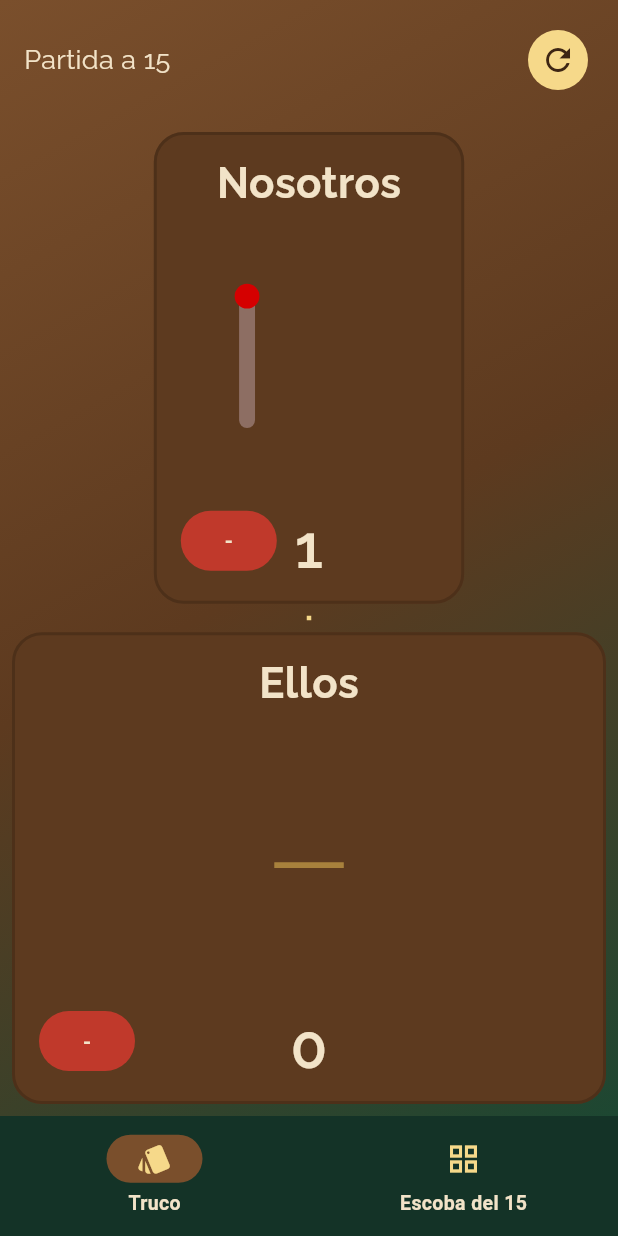
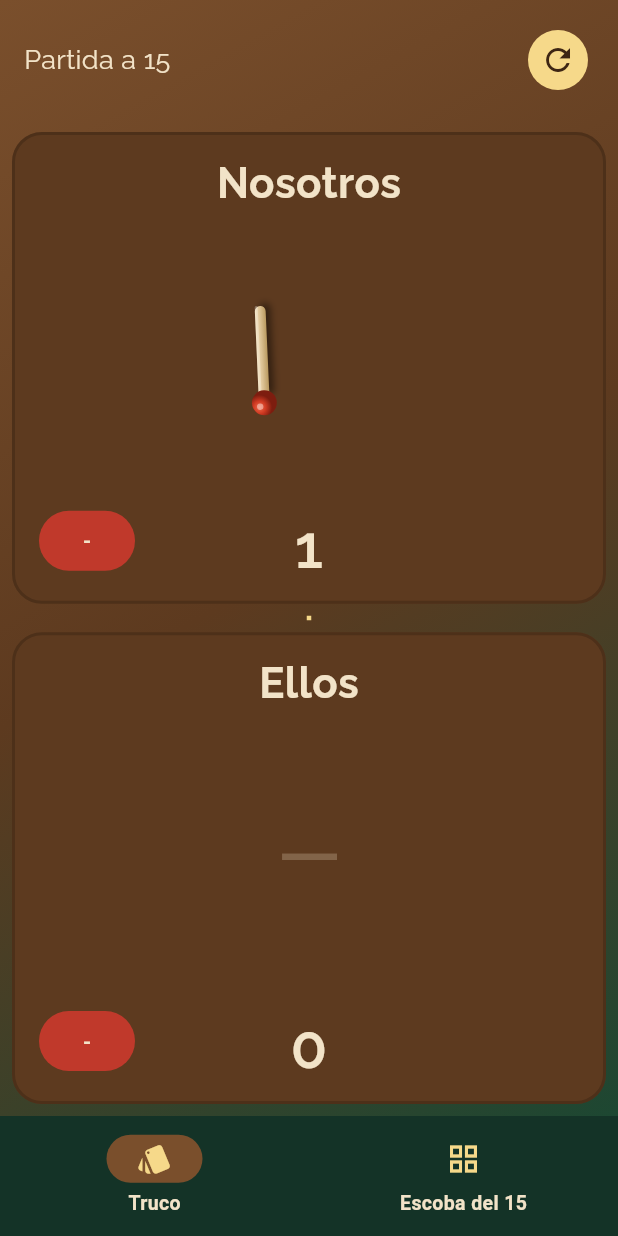
Before and after one commit to T4toh/contador-de-truco, a Flutter app: the screen it shows after launch, after a tap on "A MALAS", after a tap on "Nosotros", on a phone screen of 412 x 824 dp. Run offline on Flutter 3.47's test engine with Material 3 defaults, Android fonts, the phone set to English and light mode, and no system bars; our stand-ins replace google_fonts, shared_preferences.

Commit message:
feat(fosforos): dibujo con volumen y layout medido, sin FittedBox

```diff
--- a/lib/truco/truco_counter.dart
+++ b/lib/truco/truco_counter.dart
@@ -439,7 +439,7 @@
                 Expanded(
                   child: ScaleTransition(
                     scale: _scaleAnimation,
-                    child: MatchstickCounter(points: score, groupsPerRow: 3),
+                    child: MatchstickCounter(points: score),
                   ),
                 ),
                 Padding(
--- a/lib/widgets/matchstick_counter.dart
+++ b/lib/widgets/matchstick_counter.dart
@@ -1,148 +1,186 @@
+import 'dart:math' as math;
+
 import 'package:flutter/material.dart';
-import 'package:google_fonts/google_fonts.dart';
 
+import '../theme/mesa_colors.dart';
+import 'matchstick_layout.dart';
+
+/// Dibuja el puntaje como fósforos: grupos de 5 (cuatro lados de un
+/// cuadrado más la diagonal), igual que anotando en un papel.
 class MatchstickCounter extends StatelessWidget {
   final int points;
-  final int groupsPerRow;
 
-  const MatchstickCounter({
-    super.key,
-    required this.points,
-    this.groupsPerRow = 1,
-  });
+  const MatchstickCounter({super.key, required this.points});
 
   @override
   Widget build(BuildContext context) {
-    if (points == 0) {
+    if (points <= 0) {
       return Center(
         child: Text(
           '—',
-          style: GoogleFonts.raleway(
-            fontSize: 60,
-            color: Theme.of(context).colorScheme.outlineVariant,
+          style: TextStyle(
+            fontSize: 56,
+            color: MesaColors.crema.withValues(alpha: .25),
           ),
         ),
       );
     }
 
-    int fullGroups = points ~/ 5;
-    int remainingSticks = points % 5;
+    return LayoutBuilder(
+      builder: (context, restricciones) {
+        final layout = calcularLayout(
+          puntos: points,
+          espacio: Size(restricciones.maxWidth, restricciones.maxHeight),
+        );
 
-    List<Widget> allGroups = [];
+        final grupos = <Widget>[];
+        var restantes = points;
+        var indice = 0;
+        while (restantes > 0) {
+          final enEste = restantes >= 5 ? 5 : restantes;
+          grupos.add(SizedBox(
+            width: layout.tamanoGrupo,
+            height: layout.tamanoGrupo,
+            child: CustomPaint(
+              painter: MatchstickGroupPainter(count: enEste, semilla: indice),
+            ),
+          ));
+          restantes -= enEste;
+          indice++;
+        }
 
-    for (int i = 0; i < fullGroups; i++) {
-      allGroups.add(const MatchstickGroup(count: 5));
-    }
-
-    if (remainingSticks > 0) {
-      allGroups.add(MatchstickGroup(count: remainingSticks));
-    }
-
-    List<Widget> rows = [];
-    for (int i = 0; i < allGroups.length; i += groupsPerRow) {
-      int end = (i + groupsPerRow < allGroups.length)
-          ? i + groupsPerRow
-          : allGroups.length;
-      rows.add(
-        Row(
-          mainAxisAlignment: MainAxisAlignment.center,
-          children: allGroups.sublist(i, end).map((group) {
-            return Padding(
-              padding: const EdgeInsets.symmetric(horizontal: 8),
-              child: group,
-            );
-          }).toList(),
-        ),
-      );
-    }
-
-    return FittedBox(
-      fit: BoxFit.contain,
-      child: Column(
-        mainAxisSize: MainAxisSize.min,
-        children: rows.map((row) {
-          return Padding(
-            padding: const EdgeInsets.symmetric(vertical: 6),
-            child: row,
-          );
-        }).toList(),
-      ),
+        return Center(
+          child: Wrap(
+            alignment: WrapAlignment.center,
+            runAlignment: WrapAlignment.center,
+            spacing: 8,
+            runSpacing: 8,
+            children: grupos,
+          ),
+        );
+      },
     );
   }
 }
 
-class MatchstickGroup extends StatelessWidget {
-  final int count;
-
-  const MatchstickGroup({super.key, required this.count});
-
-  @override
-  Widget build(BuildContext context) {
-    return SizedBox(
-      width: 70,
-      height: 70,
-      child: CustomPaint(
-        painter: MatchstickGroupPainter(count: count),
-      ),
-    );
-  }
-}
-
+/// Pinta un grupo de hasta 5 fósforos.
 class MatchstickGroupPainter extends CustomPainter {
   final int count;
 
-  MatchstickGroupPainter({required this.count});
+  /// Índice del grupo. Alimenta la imperfección de cada fósforo para que
+  /// no parezcan clonados — y es determinística, así que no titila.
+  final int semilla;
+
+  const MatchstickGroupPainter({required this.count, required this.semilla});
 
   @override
   void paint(Canvas canvas, Size size) {
-    final woodPaint = Paint()
-      ..color = Colors.brown[400]!
-      ..strokeWidth = 4.5
-      ..strokeCap = StrokeCap.round;
+    final lado = size.shortestSide * 0.62;
+    final cx = size.width / 2;
+    final cy = size.height / 2;
 
-    final headPaint = Paint()
-      ..color = Colors.redAccent[700]!
-      ..strokeCap = StrokeCap.round;
+    final arribaIzq = Offset(cx - lado / 2, cy - lado / 2);
+    final arribaDer = Offset(cx + lado / 2, cy - lado / 2);
+    final abajoIzq = Offset(cx - lado / 2, cy + lado / 2);
+    final abajoDer = Offset(cx + lado / 2, cy + lado / 2);
 
-    final centerX = size.width / 2;
-    final centerY = size.height / 2;
-    const boxSize = 35.0;
+    // Orden de colocación: izquierda, arriba, derecha, abajo, diagonal.
+    // El primer punto de cada par es donde va la cabeza.
+    final trazos = <List<Offset>>[
+      [abajoIzq, arribaIzq],
+      [arribaIzq, arribaDer],
+      [arribaDer, abajoDer],
+      [abajoDer, abajoIzq],
+      [abajoIzq, arribaDer],
+    ];
 
-    if (count >= 1) {
-      _drawMatchstick(canvas, woodPaint, headPaint,
-          centerX - boxSize / 2, centerY - boxSize / 2,
-          centerX - boxSize / 2, centerY + boxSize / 2);
-    }
-    if (count >= 2) {
-      _drawMatchstick(canvas, woodPaint, headPaint,
-          centerX - boxSize / 2, centerY - boxSize / 2,
-          centerX + boxSize / 2, centerY - boxSize / 2);
-    }
-    if (count >= 3) {
-      _drawMatchstick(canvas, woodPaint, headPaint,
-          centerX + boxSize / 2, centerY - boxSize / 2,
-          centerX + boxSize / 2, centerY + boxSize / 2);
-    }
-    if (count >= 4) {
-      _drawMatchstick(canvas, woodPaint, headPaint,
-          centerX - boxSize / 2, centerY + boxSize / 2,
-          centerX + boxSize / 2, centerY + boxSize / 2);
-    }
-    if (count == 5) {
-      _drawMatchstick(canvas, woodPaint, headPaint,
-          centerX - boxSize / 2, centerY + boxSize / 2,
-          centerX + boxSize / 2, centerY - boxSize / 2);
+    for (var i = 0; i < count && i < trazos.length; i++) {
+      _fosforo(canvas, trazos[i][0], trazos[i][1], size, i);
     }
   }
 
-  void _drawMatchstick(Canvas canvas, Paint woodPaint, Paint headPaint,
-      double x1, double y1, double x2, double y2) {
-    canvas.drawLine(Offset(x1, y1), Offset(x2, y2), woodPaint);
-    headPaint.strokeWidth = 6.5;
-    canvas.drawCircle(Offset(x1, y1), 3.5, headPaint);
+  void _fosforo(Canvas canvas, Offset desde, Offset hasta, Size size, int i) {
+    final base = size.shortestSide;
+    final grosor = base * 0.075;
+    final cabezaR = grosor * 1.15;
+
+    final dx = hasta.dx - desde.dx;
+    final dy = hasta.dy - desde.dy;
+    // ±2.5° de inclinación y ±3% de largo, por fósforo.
+    final angulo = math.atan2(dy, dx) + _ruido(i, 0) * 0.045;
+    final largo = math.sqrt(dx * dx + dy * dy) * (1 + _ruido(i, 1) * 0.03);
+
+    canvas.save();
+    canvas.translate(desde.dx, desde.dy);
+    canvas.rotate(angulo);
+
+    final rect = Rect.fromLTWH(cabezaR * 0.4, -grosor / 2, largo, grosor);
+    final palito = RRect.fromRectAndRadius(rect, Radius.circular(grosor / 2));
+
+    // Sombra sobre el paño.
+    canvas.drawRRect(
+      palito.shift(Offset(grosor * 0.25, grosor * 0.45)),
+      Paint()
+        ..color = Colors.black.withValues(alpha: .45)
+        ..maskFilter = MaskFilter.blur(BlurStyle.normal, grosor * 0.35),
+    );
+
+    // Palito con veta.
+    canvas.drawRRect(
+      palito,
+      Paint()
+        ..shader = const LinearGradient(
+          begin: Alignment.topCenter,
+          end: Alignment.bottomCenter,
+          colors: [
+            Color(0xFFF0DCB4),
+            MesaColors.maderaFosforo,
+            Color(0xFFB9995F),
+          ],
+          stops: [0, .45, 1],
+        ).createShader(rect),
+    );
+
+    // Banda de brillo en el canto superior.
+    canvas.drawRRect(
+      RRect.fromRectAndRadius(
+        Rect.fromLTWH(cabezaR * 0.4, -grosor / 2, largo, grosor * 0.28),
+        Radius.circular(grosor * 0.14),
+      ),
+      Paint()..color = Colors.white.withValues(alpha: .28),
+    );
+
+    // Cabeza.
+    final cabeza = Rect.fromCircle(center: Offset.zero, radius: cabezaR);
+    canvas.drawOval(
+      cabeza,
+      Paint()
+        ..shader = const RadialGradient(
+          center: Alignment(-.35, -.4),
+          colors: [Color(0xFFEF6B4A), Color(0xFFCF3A22), Color(0xFF7D1D0F)],
+          stops: [0, .5, 1],
+        ).createShader(cabeza),
+    );
+
+    // Reflejo.
+    canvas.drawCircle(
+      Offset(-cabezaR * 0.3, -cabezaR * 0.35),
+      cabezaR * 0.26,
+      Paint()..color = Colors.white.withValues(alpha: .42),
+    );
+
+    canvas.restore();
+  }
+
+  /// Ruido determinístico en [-1, 1] a partir del grupo, el fósforo y el
+  /// canal pedido. Determinístico es el requisito: con `Random()` sin
+  /// semilla los fósforos se moverían en cada repintado.
+  double _ruido(int indice, int canal) {
+    final h = (semilla * 73856093) ^ (indice * 19349663) ^ (canal * 83492791);
+    return ((h & 0xFFFF) / 0xFFFF) * 2 - 1;
   }
 
   @override
-  bool shouldRepaint(covariant MatchstickGroupPainter oldDelegate) =>
-      oldDelegate.count != count;
+  bool shouldRepaint(covariant MatchstickGroupPainter anterior) =>
+      anterior.count != count || anterior.semilla != semilla;
 }
```
